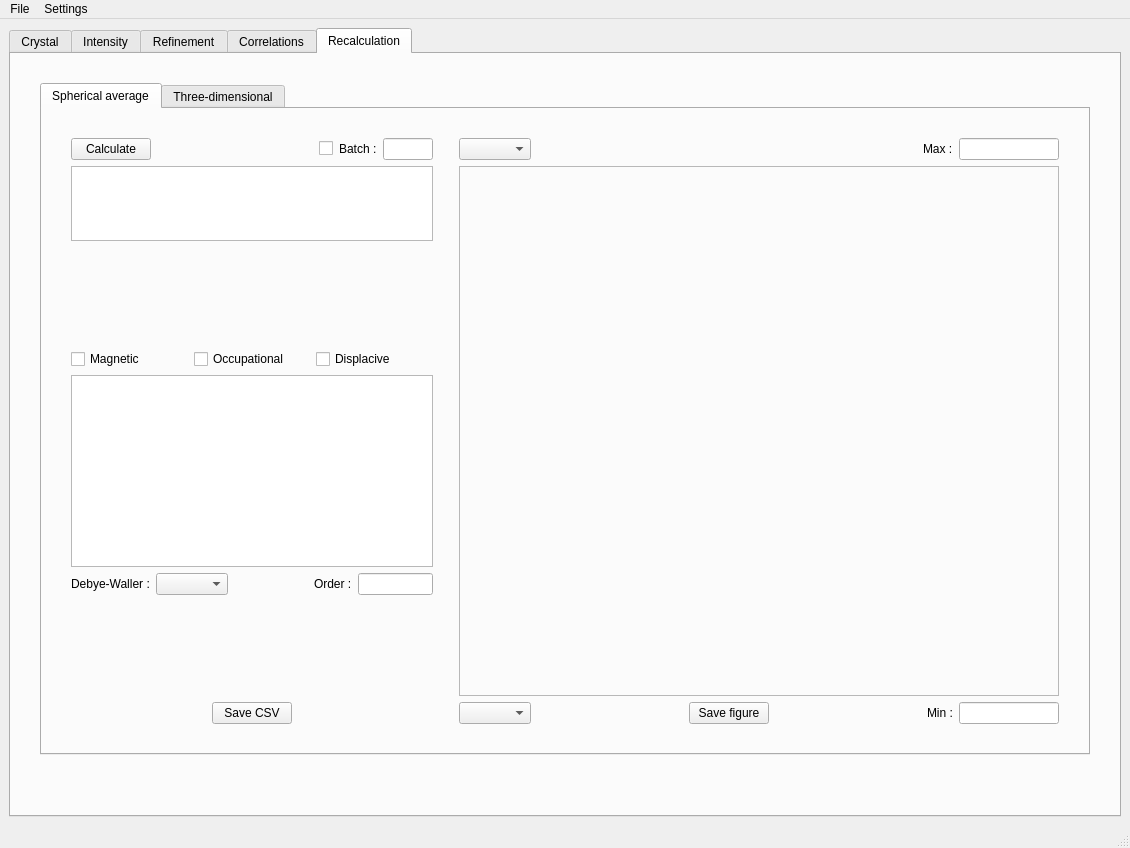
Before: the Qt Designer form disorder/graphical/mainwindow.ui in zjmorgan/rmc-discord, drawn with Qt 5.
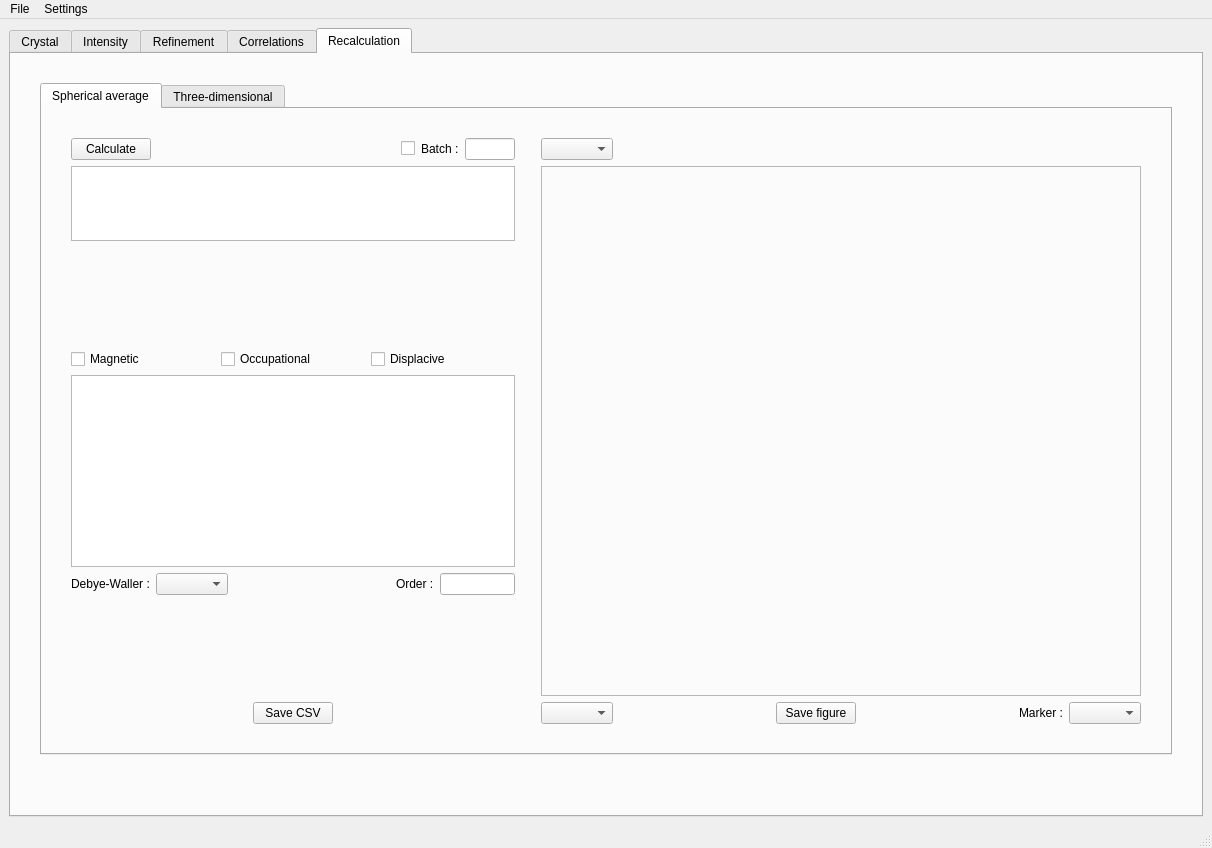
After: the same form once the commit is applied. The open tabs and pages were chosen to show the change. Custom widgets are drawn as their Qt base class.

```diff
--- a/disorder/graphical/mainwindow.ui
+++ b/disorder/graphical/mainwindow.ui
@@ -6,7 +6,7 @@
    <rect>
     <x>0</x>
     <y>0</y>
-    <width>1130</width>
+    <width>1212</width>
     <height>848</height>
    </rect>
   </property>
@@ -3681,9 +3681,6 @@
                   </property>
                  </widget>
                 </item>
-                <item row="0" column="0">
-                 <widget class="QComboBox" name="comboBox_norm_calc_1d"/>
-                </item>
                 <item row="0" column="3">
                  <spacer name="horizontalSpacer_94">
                   <property name="orientation">
@@ -3697,44 +3694,23 @@
                   </property>
                  </spacer>
                 </item>
-                <item row="0" column="5">
-                 <widget class="QLineEdit" name="lineEdit_min_calc_1d">
-                  <property name="maximumSize">
-                   <size>
-                    <width>100</width>
-                    <height>16777215</height>
-                   </size>
-                  </property>
-                 </widget>
+                <item row="0" column="0">
+                 <widget class="QComboBox" name="comboBox_norm_calc_1d"/>
                 </item>
                 <item row="0" column="4">
-                 <widget class="QLabel" name="label_min_calc_1d">
+                 <widget class="QLabel" name="label_marker_calc_1d">
                   <property name="text">
-                   <string>Min :</string>
+                   <string>Marker :</string>
                   </property>
                  </widget>
                 </item>
+                <item row="0" column="5">
+                 <widget class="QComboBox" name="comboBox_marker_calc_1d"/>
+                </item>
                </layout>
               </item>
               <item row="0" column="0">
                <layout class="QGridLayout" name="gridLayout_26">
-                <item row="0" column="2">
-                 <widget class="QLabel" name="label_max_calc_1d">
-                  <property name="text">
-                   <string>Max :</string>
-                  </property>
-                 </widget>
-                </item>
-                <item row="0" column="3">
-                 <widget class="QLineEdit" name="lineEdit_max_calc_1d">
-                  <property name="maximumSize">
-                   <size>
-                    <width>100</width>
-                    <height>16777215</height>
-                   </size>
-                  </property>
-                 </widget>
-                </item>
                 <item row="0" column="1">
                  <spacer name="horizontalSpacer_15">
                   <property name="orientation">
@@ -4274,7 +4250,7 @@
     <rect>
      <x>0</x>
      <y>0</y>
-     <width>1130</width>
+     <width>1212</width>
      <height>26</height>
     </rect>
    </property>
```
